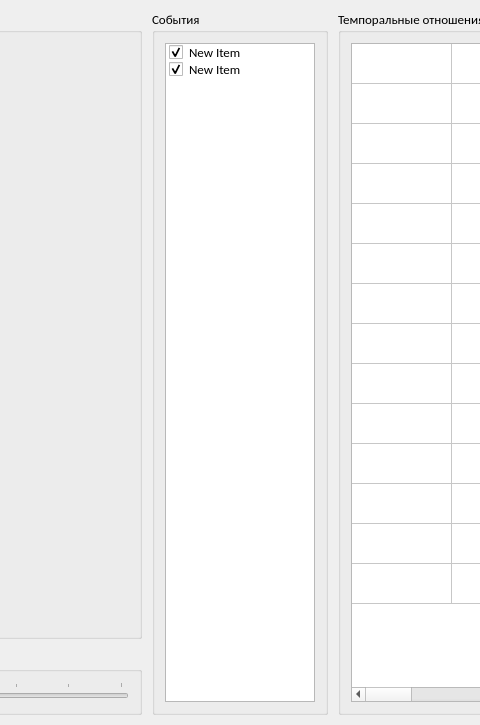
Above: ui/main_window.ui from WeeIIer/knowledge_representation-lab_1 before the change; both pictures show x 358 to 838 and y 0 to 725 of the 988 by 725 pixel window. Below: the same form after it.
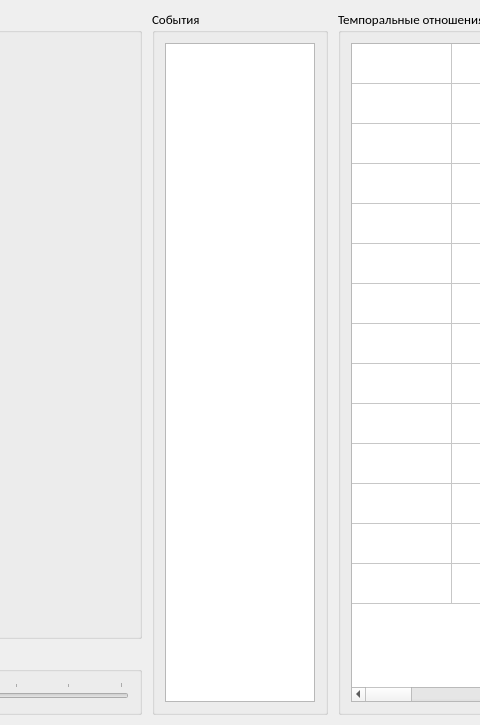
That is the form after the change.

The edit to the form file:
```diff
--- a/ui/main_window.ui
+++ b/ui/main_window.ui
@@ -371,28 +371,6 @@
             <height>16777215</height>
            </size>
           </property>
-          <item>
-           <property name="text">
-            <string>New Item</string>
-           </property>
-           <property name="checkState">
-            <enum>Checked</enum>
-           </property>
-           <property name="flags">
-            <set>ItemIsUserCheckable|ItemIsEnabled</set>
-           </property>
-          </item>
-          <item>
-           <property name="text">
-            <string>New Item</string>
-           </property>
-           <property name="checkState">
-            <enum>Checked</enum>
-           </property>
-           <property name="flags">
-            <set>ItemIsSelectable|ItemIsUserCheckable|ItemIsEnabled</set>
-           </property>
-          </item>
          </widget>
         </item>
        </layout>
```
